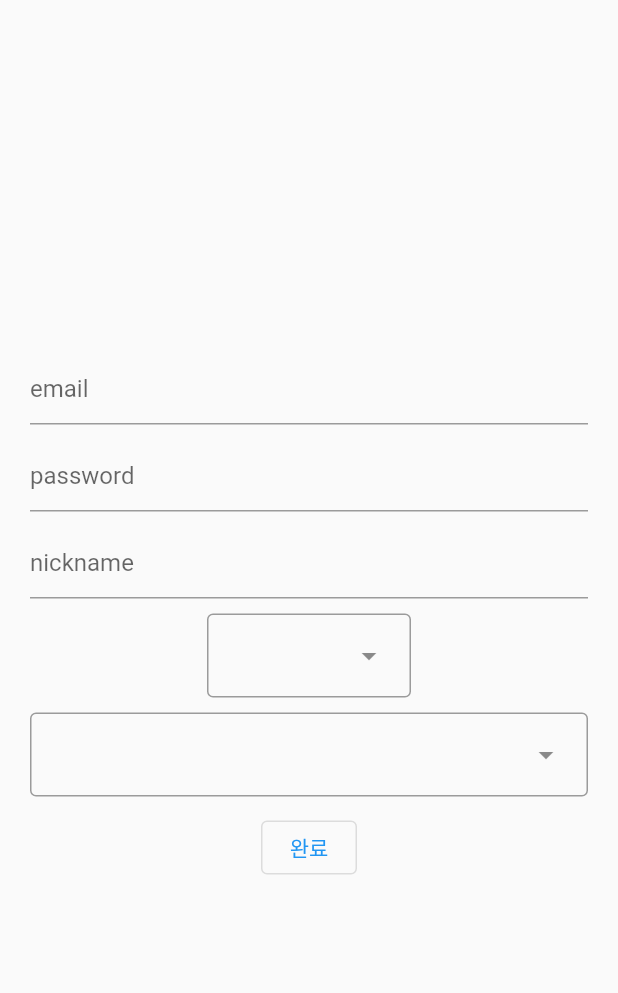
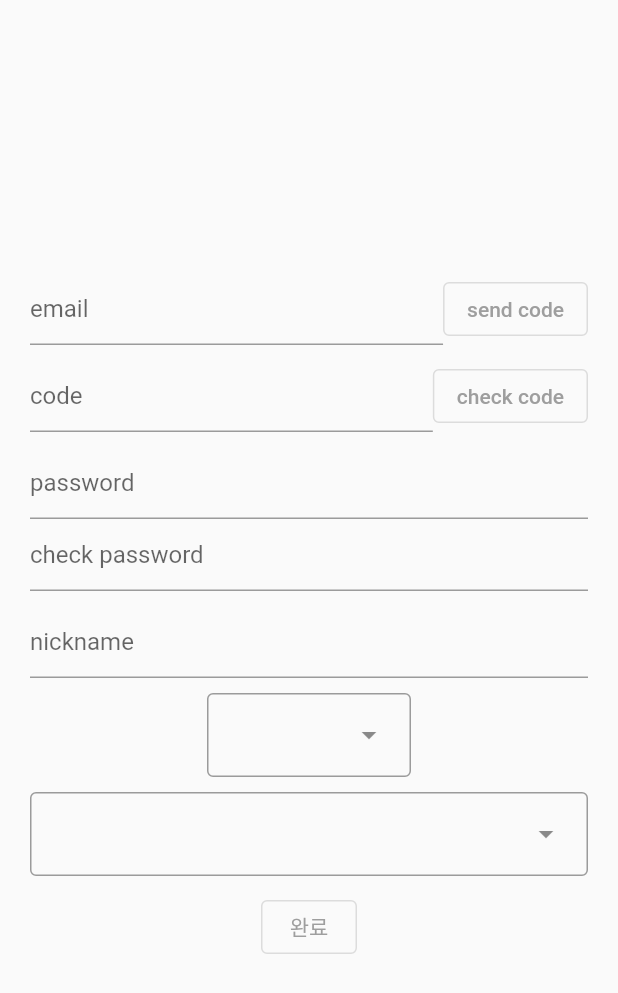
Before and after one commit to BottleMoon/u-pal-flutter, a Flutter app: the screen it shows after launch, after a tap on "Sign up", on a phone screen of 412 x 824 dp. Shown: the top 993 px of the screen. Run offline on Flutter 3.47's test engine with Material 2 defaults, Android fonts, the light colour scheme and no system bars; our stand-ins replace csv, dio, email_validator, flutter_dotenv, flutter_secure_storage; network calls fail.

Commit message:
Add: email verification

```diff
--- a/lib/main.dart
+++ b/lib/main.dart
@@ -2,7 +2,7 @@ import 'package:flutter/material.dart';
 import 'package:flutter_dotenv/flutter_dotenv.dart';
 import 'package:provider/provider.dart';
 import 'package:u_pal/view/home_view.dart';
-import 'package:u_pal/view/signIn_view.dart';
+import 'package:u_pal/view/sign_in_view.dart';
 import 'package:u_pal/viewModel/auth_view_model.dart';
 import 'package:u_pal/viewModel/country_view_model.dart';
 
@@ -25,10 +25,10 @@ class MyApp extends StatelessWidget {
   // This widget is the root of your application.
   @override
   Widget build(BuildContext context) {
+    context.read<CountryViewModel>().getCountriesFromCsv();
     return MaterialApp(
       home: Consumer<AuthViewModel>(
         builder: (context, provider, child) {
-          context.read<CountryViewModel>().getCountriesFromCsv();
           return provider.isSignedIn ? const HomeView() : const SignInView();
         },
       ),
--- a/lib/view/signIn_view.dart
+++ b/lib/view/sign_in_view.dart
@@ -1,6 +1,6 @@
 import 'package:flutter/material.dart';
 import 'package:provider/provider.dart';
-import 'package:u_pal/view/signup_view.dart';
+import 'package:u_pal/view/sign_up_view.dart';
 import 'package:u_pal/viewModel/auth_view_model.dart';
 
 class SignInView extends StatefulWidget {
@@ -26,7 +26,7 @@ class _SignInViewState extends State<SignInView> {
 
   @override
   Widget build(BuildContext context) {
-    var modelView = Provider.of<AuthViewModel>(context);
+    var viewModel = Provider.of<AuthViewModel>(context);
     return Scaffold(
         body: Container(
       margin: EdgeInsets.all(10),
@@ -34,19 +34,22 @@ class _SignInViewState extends State<SignInView> {
         crossAxisAlignment: CrossAxisAlignment.center,
         mainAxisAlignment: MainAxisAlignment.center,
         children: [
-          TextField(onChanged: _onChangedId),
+          TextField(textAlign: TextAlign.center, onChanged: _onChangedId),
           TextField(
+              textAlign: TextAlign.center,
+              obscureText: true,
               onChanged: _onChangedPassword,
-              onSubmitted: (value) => {modelView.signIn(email, password)}),
+              onSubmitted: (value) => {viewModel.signIn(email, password)}),
+          SizedBox(height: 10),
           OutlinedButton(
-              onPressed: () => {modelView.signIn(email, password)},
+              onPressed: () => {viewModel.signIn(email, password)},
               child: Text("Sign in")),
           Row(mainAxisAlignment: MainAxisAlignment.center, children: [
-            Text("if y dont have account"),
+            Text("if you dont have account"),
             TextButton(
                 onPressed: () {
                   Navigator.of(context).push(MaterialPageRoute(
-                      builder: (context) => const SingUpView()));
+                      builder: (context) => const SignUpView()));
                 },
                 child: Text("Sign up"))
           ])
--- /dev/null
+++ b/lib/view/sign_up_view.dart
@@ -0,0 +1,276 @@
+import 'package:email_validator/email_validator.dart';
+import 'package:flutter/material.dart';
+import 'package:provider/provider.dart';
+import 'package:u_pal/viewModel/country_view_model.dart';
+import 'package:u_pal/viewModel/sign_up_view_model.dart';
+
+class SignUpView extends StatefulWidget {
+  const SignUpView({super.key});
+
+  @override
+  State<SignUpView> createState() => _SignUpViewState();
+}
+
+class _SignUpViewState extends State<SignUpView> {
+  List<int> ageList = List.generate(53, (index) => 18 + index);
+  var _email = "";
+  var _isEmailValid = false;
+  var _code = "";
+  var _password = "";
+  var _confirmPassword = "";
+  var _nickname = "";
+  var _age;
+  var _countryCode = "";
+
+  @override
+  Widget build(BuildContext context) {
+    return ChangeNotifierProvider(
+        create: (context) => SignUpViewModel(),
+        child: Consumer<SignUpViewModel>(
+            builder: (context, provider, _) => Scaffold(
+                    body: Container(
+                  margin: EdgeInsets.all(20),
+                  child: Column(
+                    mainAxisAlignment: MainAxisAlignment.center,
+                    children: [
+                      _emailTextField(provider),
+                      _emailValidText(),
+                      SizedBox(height: 10),
+                      _codeTextField(provider),
+                      _codeCheckText(provider.isCodeCorrect),
+                      SizedBox(height: 10),
+                      _passwordTextField(),
+                      _confirmPasswordTextField(),
+                      _passwordCheck(),
+                      SizedBox(height: 10),
+                      _nicknameTextField(),
+                      SizedBox(height: 10),
+                      _ageDropdown(),
+                      SizedBox(height: 10),
+                      _countryDropdown(context),
+                      SizedBox(height: 10),
+                      _signUpButton(provider)
+                    ],
+                  ),
+                ))));
+  }
+
+  TextField _nicknameTextField() {
+    return TextField(
+      onChanged: (value) {
+        setState(() {
+          _nickname = value;
+        });
+      },
+      decoration: InputDecoration(hintText: "nickname"),
+    );
+  }
+
+  TextField _passwordTextField() {
+    return TextField(
+      obscureText: true,
+      onChanged: (value) {
+        setState(() {
+          _password = value;
+        });
+      },
+      decoration: InputDecoration(hintText: "password"),
+    );
+  }
+
+  TextField _confirmPasswordTextField() {
+    return TextField(
+      obscureText: true,
+      onChanged: (value) {
+        setState(() {
+          _confirmPassword = value;
+        });
+      },
+      decoration: InputDecoration(hintText: "check password"),
+    );
+  }
+
+  OutlinedButton _signUpButton(SignUpViewModel provider) {
+    if (provider.isCodeCorrect == true) {
+      return OutlinedButton(
+          onPressed: () async {
+            if (_password != _confirmPassword) {
+              alert("Passwords do not match", null);
+            } else {
+              if (await provider.sign_up(
+                  _email, _password, _nickname, _age, _countryCode)) {
+                Navigator.pop(context);
+              }
+            }
+          },
+          child: Text("완료"));
+    } else {
+      return OutlinedButton(
+          onPressed: () => {},
+          style: InactiveButtonStyle(),
+          child: Text(
+            "완료",
+            style: TextStyle(color: Colors.grey),
+          ));
+    }
+  }
+
+  ButtonStyle InactiveButtonStyle() {
+    return ButtonStyle(
+        overlayColor:
+            MaterialStateColor.resolveWith((states) => Colors.transparent));
+  }
+
+  DropdownMenu<String> _countryDropdown(BuildContext context) {
+    return DropdownMenu(
+      enableFilter: true,
+      dropdownMenuEntries: Provider.of<CountryViewModel>(context)
+          .getCountries()
+          .map((e) => DropdownMenuEntry(
+              value: e.code as String, label: e.name as String))
+          .toList(),
+      onSelected: (String? code) {
+        setState(() {
+          _countryCode = code!;
+        });
+      },
+    );
+  }
+
+  DropdownMenu<int> _ageDropdown() {
+    return DropdownMenu(
+      dropdownMenuEntries: ageList
+          .map<DropdownMenuEntry<int>>(
+              (int e) => DropdownMenuEntry<int>(value: e, label: e.toString()))
+          .toList(),
+      onSelected: (int? age) {
+        setState(() {
+          _age = age;
+        });
+      },
+    );
+  }
+
+  Row _emailTextField(SignUpViewModel provider) {
+    return Row(
+      children: [
+        Expanded(
+            child: TextField(
+          decoration: InputDecoration(hintText: "email"),
+          onChanged: (value) {
+            setState(() {
+              _email = value;
+              if (EmailValidator.validate(_email))
+                _isEmailValid = true;
+              else
+                _isEmailValid = false;
+            });
+          },
+        )),
+        OutlinedButton(
+            style: _isEmailValid ? ButtonStyle() : InactiveButtonStyle(),
+            onPressed: () async {
+              if (_isEmailValid) {
+                await provider.sendEmail(_email);
+                if (provider.isEmailDuplicate) {
+                  provider.isEmailDuplicate = false;
+                  alert('Duplicate Email', 'This email is already in use');
+                }
+              }
+            },
+            child: provider.isEmailSent
+                ? Text(
+                    "resend code",
+                    style: _isEmailValid
+                        ? TextStyle()
+                        : TextStyle(color: Colors.grey),
+                  )
+                : Text(
+                    "send code",
+                    style: _isEmailValid
+                        ? TextStyle()
+                        : TextStyle(color: Colors.grey),
+                  ))
+      ],
+    );
+  }
+
+  void alert(String title, String? message) {
+    showDialog<String>(
+        context: context,
+        builder: (BuildContext context) => AlertDialog(
+              title: Text(title),
+              content: message == null ? null : Text(message),
+              actions: <Widget>[
+                TextButton(
+                  onPressed: () => Navigator.pop(context, 'OK'),
+                  child: const Text('OK'),
+                ),
+              ],
+            ));
+  }
+
+  Row _codeTextField(SignUpViewModel provider) {
+    return Row(
+      children: [
+        Expanded(
+            child: TextField(
+          decoration: InputDecoration(hintText: "code"),
+          onChanged: (value) {
+            setState(() {
+              _code = value;
+            });
+          },
+        )),
+        OutlinedButton(
+            style: provider.isEmailSent ? ButtonStyle() : InactiveButtonStyle(),
+            onPressed: () {
+              provider.authenticateEmail(_email, _code);
+              provider.checkCount++;
+            },
+            child: Text(
+              "check code",
+              style: provider.isEmailSent
+                  ? TextStyle()
+                  : TextStyle(color: Colors.grey),
+            )),
+      ],
+    );
+  }
+
+  Widget _emailValidText() {
+    if (!_isEmailValid && _email != "") {
+      return Text("Please enter a valid email.",
+          style: TextStyle(color: Colors.redAccent));
+    } else {
+      return SizedBox();
+    }
+  }
+
+  Widget _codeCheckText(bool? isCorrect) {
+    if (isCorrect == null) {
+      return SizedBox();
+    } else if (!isCorrect) {
+      return Text(
+        "code is not correct",
+        style: TextStyle(color: Colors.redAccent),
+      );
+    } else {
+      return Text(
+        "code is coreect",
+        style: TextStyle(color: Colors.lightGreen),
+      );
+    }
+  }
+
+  Widget _passwordCheck() {
+    if ((_password.length < 8 || _password.length > 60) && _password != "") {
+      return Text(
+        "Your password must contain between 8 and 60 characters.",
+        style: TextStyle(color: Colors.redAccent),
+      );
+    } else {
+      return SizedBox();
+    }
+  }
+}
--- a/lib/view/signup_view.dart
+++ /dev/null
@@ -1,72 +0,0 @@
-import 'package:flutter/material.dart';
-import 'package:provider/provider.dart';
-import 'package:u_pal/viewModel/country_view_model.dart';
-
-class SingUpView extends StatefulWidget {
-  const SingUpView({super.key});
-
-  @override
-  State<SingUpView> createState() => _SingUpViewState();
-}
-
-class _SingUpViewState extends State<SingUpView> {
-  List<int> ageList = List.generate(53, (index) => 18 + index);
-  var _selectedAge;
-  var _selectedCountryCode = "";
-
-  @override
-  Widget build(BuildContext context) {
-    return Scaffold(
-        body: Container(
-      margin: EdgeInsets.all(20),
-      child: Column(
-        mainAxisAlignment: MainAxisAlignment.center,
-        children: [
-          TextField(
-            decoration: InputDecoration(hintText: "email"),
-          ),
-          SizedBox(height: 10),
-          TextField(
-            decoration: InputDecoration(hintText: "password"),
-          ),
-          SizedBox(height: 10),
-          TextField(
-            decoration: InputDecoration(hintText: "nickname"),
-          ),
-          SizedBox(height: 10),
-          DropdownMenu(
-            dropdownMenuEntries: ageList
-                .map<DropdownMenuEntry<int>>((int e) =>
-                    DropdownMenuEntry<int>(value: e, label: e.toString()))
-                .toList(),
-            onSelected: (int? age) {
-              setState(() {
-                _selectedAge = age;
-              });
-            },
-          ),
-          SizedBox(height: 10),
-          DropdownMenu(
-            enableSearch: true,
-            dropdownMenuEntries: Provider.of<CountryViewModel>(context)
-                .getCountries()
-                .map((e) => DropdownMenuEntry(
-                    value: e.code as String, label: e.name as String))
-                .toList(),
-            onSelected: (String? code) {
-              setState(() {
-                _selectedCountryCode = code!;
-              });
-            },
-          ),
-          SizedBox(height: 10),
-          OutlinedButton(onPressed: () => {}, child: Text("완료"))
-        ],
-      ),
-    ));
-  }
-
-  List<String> getCountries() {
-    return List.empty();
-  }
-}
--- a/lib/viewModel/country_view_model.dart
+++ b/lib/viewModel/country_view_model.dart
@@ -7,10 +7,11 @@ class CountryViewModel with ChangeNotifier {
   List<Country> _countries = [];
 
   void getCountriesFromCsv() async {
+    print("get countries list");
     var countries_csv = await rootBundle.loadString('lib/assets/countries.csv');
 
     List<List<dynamic>> csv =
-    CsvToListConverter(eol: "\n").convert(countries_csv);
+        CsvToListConverter(eol: "\n").convert(countries_csv);
 
     for (var c in csv.sublist(1)) {
       var country = Country(
--- /dev/null
+++ b/lib/viewModel/sign_up_view_model.dart
@@ -0,0 +1,67 @@
+import 'dart:io';
+
+import 'package:dio/dio.dart';
+import 'package:flutter/cupertino.dart';
+import 'package:flutter/material.dart';
+import 'package:flutter_dotenv/flutter_dotenv.dart';
+
+class SignUpViewModel with ChangeNotifier {
+  bool isEmailSent = false;
+  bool? isCodeCorrect = null;
+  bool isEmailDuplicate = false;
+  int sendCount = 0;
+  int checkCount = 0;
+  final Dio dio = Dio();
+
+  Future<bool> sign_up(String email, String password, String nickName, int age,
+      String country) async {
+    Map<String, dynamic> data = {
+      "email": email,
+      "password": password,
+      "nickName": nickName,
+      "age": age,
+      "country": country
+    };
+    try {
+      Response res =
+      await dio.post(dotenv.env["SIGN_UP_URL"] as String, data: data);
+      print(res.data);
+      return true;
+    } on DioException catch (e) {
+      return false;
+    }
+  }
+
+  sendEmail(String email) async {
+    sendCount++;
+    try {
+      var res = await dio
+          .post(dotenv.env["SEND_EMAIL_URL"] as String, data: {"email": email});
+      if (res.statusCode == HttpStatus.ok) {
+        isEmailSent = true;
+      }
+    } on DioException catch (e) {
+      if (e.response?.data["message"] == "EMAIL_DUPLICATE") {
+        print("duplicate");
+        isEmailDuplicate = true;
+      }
+    }
+    //TODO: try catch로 이메일 중복 확인 여부 불러오기.
+    notifyListeners();
+  }
+
+  authenticateEmail(String email, String code) async {
+    Map<String, dynamic> data = {"email": email, "code": code};
+    try {
+      var res = await dio.post(dotenv.env["AUTHENTICATE_EMAIL_URL"] as String,
+          data: data);
+      if (res.statusCode == HttpStatus.ok) {
+        isCodeCorrect = true;
+      }
+    } on DioException catch (e) {
+      print(e.message);
+      isCodeCorrect = false;
+    }
+    notifyListeners();
+  }
+}
--- a/pubspec.yaml
+++ b/pubspec.yaml
@@ -40,6 +40,7 @@ dependencies:
   provider: ^6.0.5
   flutter_secure_storage: ^8.0.0
   csv: ^5.1.0
+  email_validator: ^2.1.17
 
 dev_dependencies:
   flutter_test:
```
Also changed, not shown: lib/view/sign_up_interest_view.dart (added, +15 -0 lines), lib/view/signup_interest_view.dart (deleted, +0 -15 lines), pubspec.lock.
